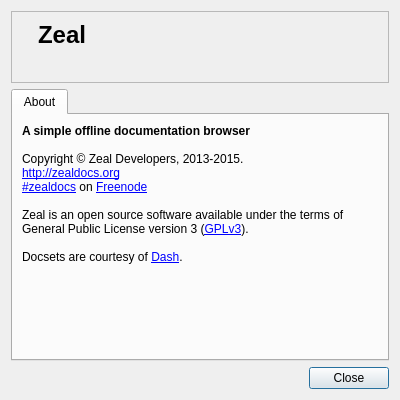
The window that src/ui/forms/aboutdialog.ui (zealdocs/zeal) describes before a commit, drawn with Qt 5.
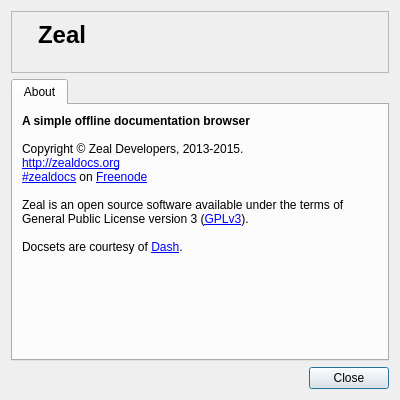
The same window after the commit. Icons and pictures are not drawn.

Commit message: Improve about dialog layout

Patch:
```diff
--- a/src/ui/forms/aboutdialog.ui
+++ b/src/ui/forms/aboutdialog.ui
@@ -38,6 +38,9 @@
       </item>
       <item>
        <layout class="QVBoxLayout" name="verticalLayout_2">
+        <property name="spacing">
+         <number>0</number>
+        </property>
         <item>
          <widget class="QLabel" name="label_3">
           <property name="text">
```
